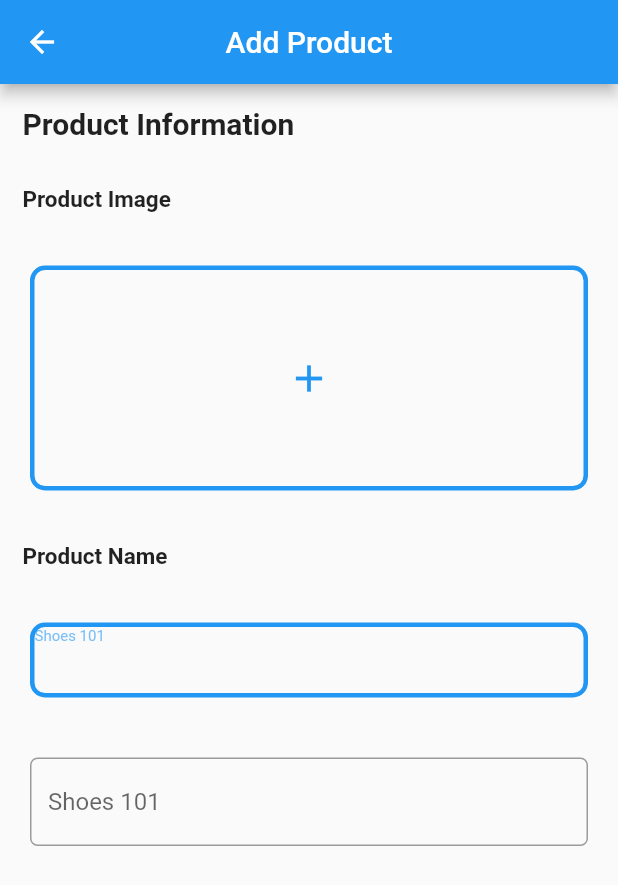
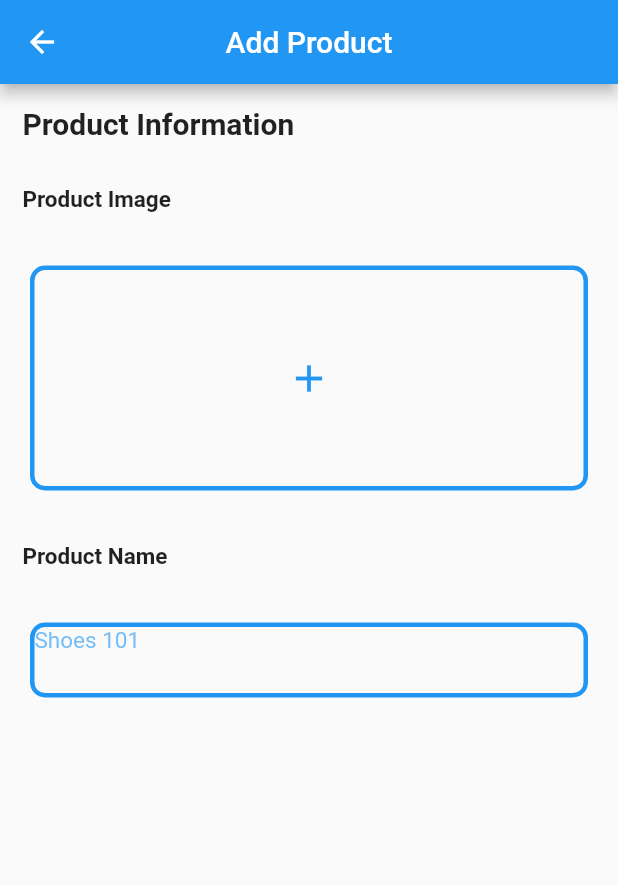
Before and after one commit to jeniastina/tugas2_jeni, a Flutter app: the screen it shows after launch, on a phone screen of 412 x 824 dp. Shown: the top 885 px of the screen. Run offline on Flutter 3.47's test engine with Material 2 defaults, Android fonts, the phone set to English and light mode, and no system bars.

```diff
--- a/lib/main.dart
+++ b/lib/main.dart
@@ -82,15 +82,7 @@ class MyHomePage extends StatelessWidget {
               ),
               borderRadius: BorderRadius.circular(10),
             ),
-            child: Text('''Shoes 101''', style: TextStyle(color: Colors.blue.withOpacity(0.6), fontSize: 10)),
-          ),
-          Container(
-            margin: EdgeInsets.all(20),
-            child: TextFormField(
-                decoration: new InputDecoration(
-              hintText: "Shoes 101",
-              border: OutlineInputBorder(borderRadius: new BorderRadius.circular(5.0)),
-            )),
+            child: Text('''Shoes 101''', style: TextStyle(color: Colors.blue.withOpacity(0.6), fontSize: 15)),
           ),
         ]));
   }
```
Also changed, not shown: 1 other file.
